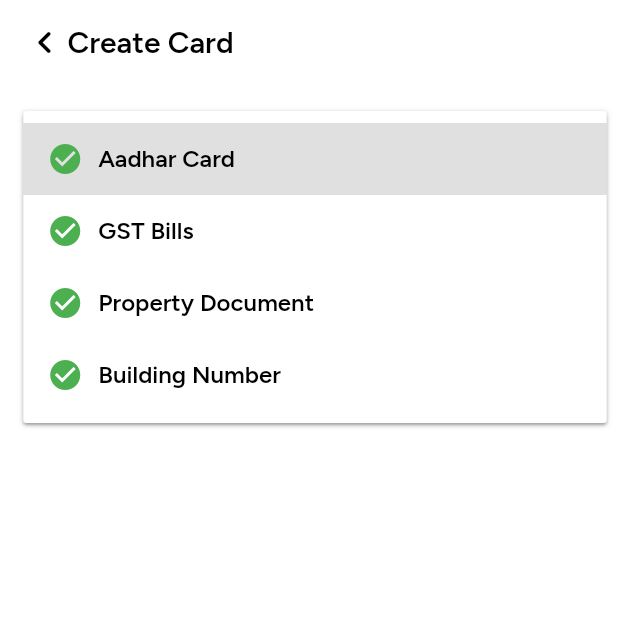
After one commit to hashirkt/bisa_app, a Flutter app: the CreateBusinessCardDocumentPage screen opened directly, after a tap on "Choose Document", on a phone screen of 412 x 824 dp, the top half of it. The commit adds this screen. Run offline on Flutter 3.47's test engine with Material 3 defaults, Android fonts, the phone set to English and light mode, and no system bars; our stand-ins replace cloud_firestore, firebase_auth, firebase_core, google_fonts, pinput; accounts and stored records are empty.

Commit message:
create business card document page design completed

```diff
--- /dev/null
+++ b/lib/src/presentation/more_screen/create_card_screen/create_business_card_document_page.dart
@@ -0,0 +1,228 @@
+import 'package:flutter/material.dart';
+
+import '../../../utils/resources/theme.dart';
+
+class CreateBusinessCardDocumentPage extends StatefulWidget {
+  const CreateBusinessCardDocumentPage({super.key});
+
+  @override
+  State<CreateBusinessCardDocumentPage> createState() => _CreateBusinessCardDocumentPageState();
+}
+
+class _CreateBusinessCardDocumentPageState extends State<CreateBusinessCardDocumentPage> {
+  String? _selectedDocument;
+
+  @override
+  Widget build(BuildContext context) {
+    return Scaffold(
+        appBar: AppBar(
+      elevation: 0,
+      backgroundColor: AppTheme.backColor,
+      titleSpacing:-15,
+      leadingWidth: 60,
+      leading: IconButton(onPressed: (){
+        Navigator.pop(context);
+      }, icon: const Icon(Icons.keyboard_arrow_left_rounded,color:AppTheme.textColor,size: 30,)),
+      title: Text("Create Card",style: AppTheme.pageHead,),
+    ),
+      body: Container(
+        padding: const EdgeInsets.only(left: 20,right: 20,top: 20),
+        height: double.infinity,
+        width: double.infinity,
+        color: AppTheme.backColor,
+        child: Column(
+          children: [
+            Container(
+              padding: const EdgeInsets.only(left: 10,right: 10),
+              height: 60,width: double.infinity,
+              decoration: BoxDecoration(
+                border: Border.all(width: 1.5,color: AppTheme.smallText),
+                borderRadius: BorderRadius.circular(8),
+              ),
+              child: Row(
+                children: [
+                  // Text("Choose Document",style: AppTheme.fieldText2,),
+                  Expanded(
+                    child: DropdownButton<String>(
+                      dropdownColor: AppTheme.backColor,
+                      style:AppTheme.fieldText,
+                      elevation: 1,
+                      isExpanded: true,
+                      icon: const Icon(Icons.keyboard_arrow_down_outlined,color: AppTheme.smallText,size: 30,),
+                      hint: const Row(
+                        children: [
+                          Icon(Icons.receipt_long_outlined),
+                          SizedBox(width: 10,),
+                          Text("Choose Document")
+                        ],
+                      ),
+          underline: Container(),
+          value: _selectedDocument,
+          items: const [
+            DropdownMenuItem<String>(
+              value: "Aadhar Card",
+              child: Row(
+                children: [
+                  Icon(Icons.check_circle,color: Colors.green,),
+                  SizedBox(width: 10,),
+                  Text("Aadhar Card")
+                ],
+              ),),
+            DropdownMenuItem<String>(
+              value: "GST Bills",
+              child:  Row(
+                children: [
+                  Icon(Icons.check_circle,color: Colors.green,),
+                  SizedBox(width: 10,),
+                  Text("GST Bills")
+                ],
+              ),),
+            DropdownMenuItem<String>(
+              value: "Property Document",
+              child:  Row(
+                children: [
+                  Icon(Icons.check_circle,color: Colors.green,),
+                  SizedBox(width: 10,),
+                  Text("Property Document")
+                ],
+              ),),
+            DropdownMenuItem<String>(
+              value: "Building Number",
+              child:  Row(
+                children: [
+                  Icon(Icons.check_circle,color: Colors.green,),
+                  SizedBox(width: 10,),
+                  Text("Building Number")
+                ],
+              ),),
+
+          ], onChanged: (String? value){
+          setState(() {
+            _selectedDocument = value;
+          });
+        },
+        ),
+                  )
+                ],
+              ),
+            ),
+            const SizedBox(height: 30,),
+            if(_selectedDocument=="Aadhar Card")
+              Container(
+                height: 100,
+                width: double.infinity,
+                decoration: const BoxDecoration(
+                  //color: Colors.blue,
+                ),
+                child: Column(crossAxisAlignment: CrossAxisAlignment.start,
+                  children: [
+                    Text("Aadhar No.",style: AppTheme.smallHead,),
+                    TextFormField(
+                      initialValue: "2345667543567",
+                      cursorColor: AppTheme.textColor,
+                      style: AppTheme.tabText,
+                      decoration: InputDecoration(
+                        contentPadding: EdgeInsets.all(0),
+                          suffix: IconButton(onPressed: (){}, icon: Icon(Icons.add_circle,color: Colors.green,),padding: EdgeInsets.all(0),),
+                          enabledBorder: UnderlineInputBorder(
+                              borderSide: BorderSide(color: AppTheme.smallText,width: 1)
+                          ),
+                          focusedBorder: UnderlineInputBorder(
+                              borderSide: BorderSide(color: AppTheme.smallText,width: 1)
+                          )
+                      ),
+                    )
+                  ],
+                ),
+              ),
+            if(_selectedDocument=="GST Bills")
+              Container(
+                height: 100,
+                width: double.infinity,
+               decoration: const BoxDecoration(
+                 //color: Colors.green,
+               ),
+                child: Column(crossAxisAlignment: CrossAxisAlignment.start,
+                  children: [
+                    Text("GST No.",style: AppTheme.smallHead,),
+                    TextFormField(
+                      initialValue: "12855938668",
+                      cursorColor: AppTheme.textColor,
+                      style: AppTheme.tabText,
+                      decoration: InputDecoration(
+                          contentPadding: EdgeInsets.all(0),
+                        suffix:IconButton(onPressed: (){}, icon: Icon(Icons.add_circle,color: Colors.green,)),
+                        enabledBorder: UnderlineInputBorder(
+                          borderSide: BorderSide(color: AppTheme.smallText,width: 1)
+                        ),
+                        focusedBorder: UnderlineInputBorder(
+                          borderSide: BorderSide(color: AppTheme.smallText,width: 1)
+                        )
+                      ),
+                    )
+                  ],
+                ),
+              ),
+            if(_selectedDocument=="Property Document")
+              Container(
+                height: 100,
+                width: double.infinity,
+               decoration: const BoxDecoration(
+                 //color: Colors.yellow,
+               ),
+                child: Column(crossAxisAlignment: CrossAxisAlignment.start,
+                  children: [
+                    Text("Document No.",style: AppTheme.smallHead,),
+                    TextFormField(
+                      initialValue: "12855938668",
+                      cursorColor: AppTheme.textColor,
+                      style: AppTheme.tabText,
+                      decoration: InputDecoration(
+                          contentPadding: EdgeInsets.all(0),
+                          suffix: IconButton(onPressed: (){}, icon: Icon(Icons.add_circle,color: Colors.green,)),
+                          enabledBorder: UnderlineInputBorder(
+                              borderSide: BorderSide(color: AppTheme.smallText,width: 1)
+                          ),
+                          focusedBorder: UnderlineInputBorder(
+                              borderSide: BorderSide(color: AppTheme.smallText,width: 1)
+                          )
+                      ),
+                    )
+                  ],
+                ),
+              ),
+            if(_selectedDocument=="Building Number")
+              Container(
+                height: 100,
+                width: double.infinity,
+                decoration: const BoxDecoration(
+                  //color: Colors.teal,
+                ),
+                child: Column(crossAxisAlignment: CrossAxisAlignment.start,
+                  children: [
+                    Text("Building No.",style: AppTheme.smallHead,),
+                    TextFormField(
+                      initialValue: "12855938668",
+                      cursorColor: AppTheme.textColor,
+                      style: AppTheme.tabText,
+                      decoration: InputDecoration(
+                          contentPadding: EdgeInsets.all(0),
+                          suffix: IconButton(onPressed: (){}, icon: Icon(Icons.add_circle,color: Colors.green,)),
+                          enabledBorder: UnderlineInputBorder(
+                              borderSide: BorderSide(color: AppTheme.smallText,width: 1)
+                          ),
+                          focusedBorder: UnderlineInputBorder(
+                              borderSide: BorderSide(color: AppTheme.smallText,width: 1)
+                          )
+                      ),
+                    )
+                  ],
+                ),
+              ),
+
+          ],
+        ),
+      ),
+    );
+  }
+}
--- a/lib/src/presentation/more_screen/create_card_screen/create_business_card_second_page.dart
+++ b/lib/src/presentation/more_screen/create_card_screen/create_business_card_second_page.dart
@@ -1,3 +1,4 @@
+import 'package:bisa_app/src/presentation/more_screen/create_card_screen/create_business_card_document_page.dart';
 import 'package:bisa_app/src/presentation/widget/custom_data_textfield.dart';
 import 'package:bisa_app/src/presentation/widget/search_text_field.dart';
 import 'package:bisa_app/src/utils/resources/asset_resources.dart';
@@ -24,7 +25,6 @@ class CreateBusinessCardSecondPage extends StatelessWidget {
           title: Text("Create Card",style: AppTheme.pageHead,),
         ),
         bottomNavigationBar:Container(
-
         height: 100,
         color: AppTheme.backColor,
 
@@ -50,7 +50,7 @@ class CreateBusinessCardSecondPage extends StatelessWidget {
               ),
               InkWell(
                 onTap: (){
-
+                  Navigator.push(context, MaterialPageRoute(builder: (context)=>const CreateBusinessCardDocumentPage()));
                 },
                 child: Container(
                   height: 55,
--- a/lib/src/utils/resources/theme.dart
+++ b/lib/src/utils/resources/theme.dart
@@ -84,6 +84,11 @@ class AppTheme{
       fontFamily: figTreeFont.fontFamily,
       fontSize: 16,
       fontWeight: FontWeight.w600);
+  static  TextStyle fieldText2 = TextStyle(
+      color: smallText,
+      fontFamily: figTreeFont.fontFamily,
+      fontSize: 16,
+      fontWeight: FontWeight.w600);
 
   static  TextStyle tabText = TextStyle(
       color: textColor,
@@ -104,7 +109,7 @@ class AppTheme{
       fontWeight: FontWeight.w500);
 
   static  TextStyle labelTextWhite = TextStyle(
-      color: Colors.white,
+      color: backColor,
       fontFamily: figTreeFont.fontFamily,
       fontSize: 18,
       fontWeight: FontWeight.w500);
```
